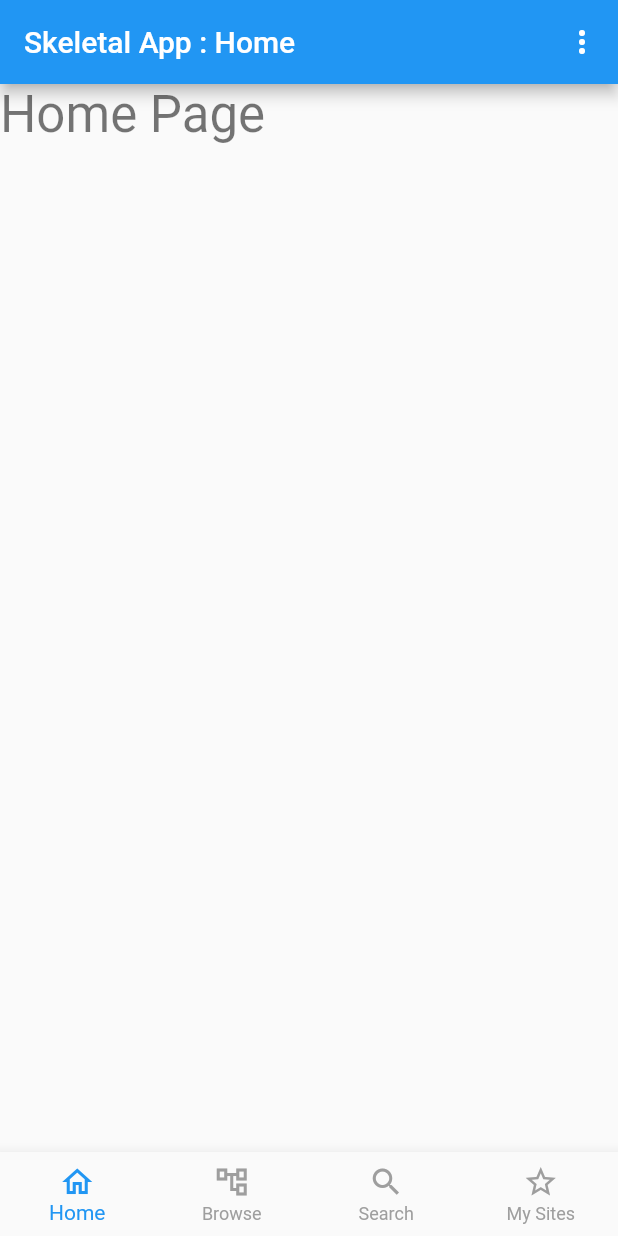
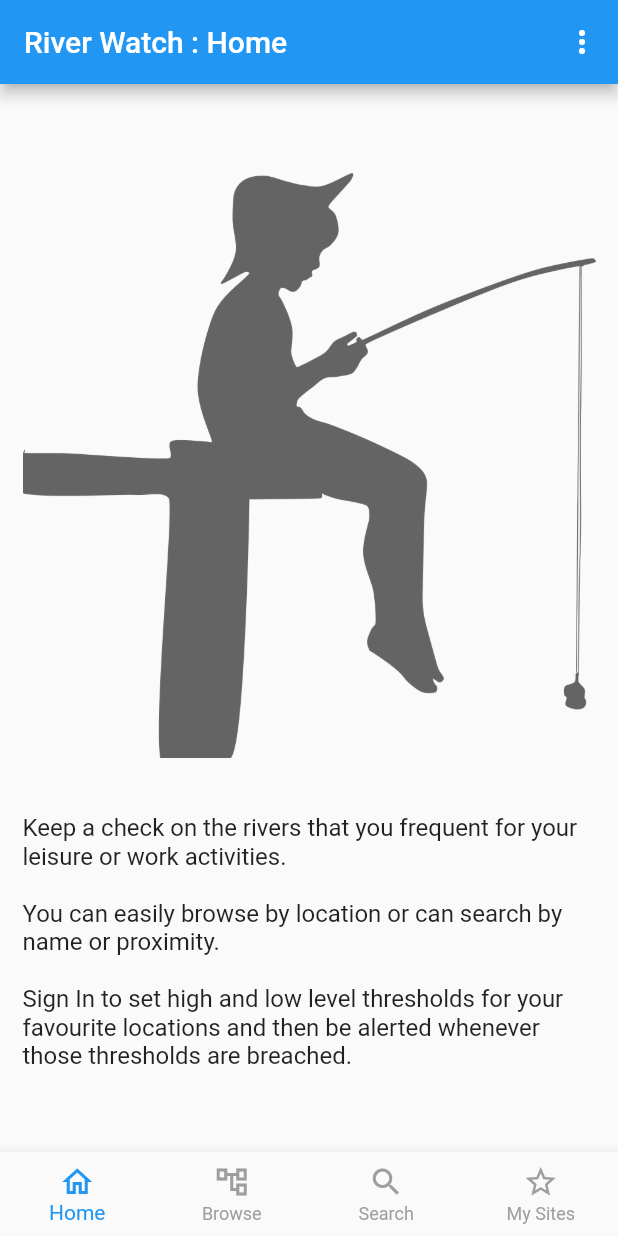
Before and after one commit to stownend/river_watch, a Flutter app: the screen it shows after launch, on a phone screen of 412 x 824 dp. Run offline on Flutter 3.47's test engine with Material 2 defaults, Android fonts, the phone set to English and light mode, and no system bars; drawn by our look-alikes of carousel_slider; our stand-ins replace logger.

Commit message:
Populated home page

```diff
--- a/lib/app/home/about_page.dart
+++ b/lib/app/home/about_page.dart
@@ -17,7 +17,7 @@ class AboutPage extends StatelessWidget {
         child: Column(
           mainAxisAlignment: MainAxisAlignment.center,
           children: <Widget>[
-            Image.asset("${(kDebugMode && kIsWeb)?"":"assets/"}${appSettingsService.appLogo}"),
+            Image.asset("${(kDebugMode && kIsWeb)?"":"assets/"}${appSettingsService.appLogo}", width: 96,),
             const SizedBox(height: 64),
             Text(
               appSettingsService.appName,
@@ -30,7 +30,11 @@ class AboutPage extends StatelessWidget {
             ),
             const SizedBox(height: 32),
             Text(
-              'Available at: ${appSettingsService.appUrl}',
+              'Available at:',
+              style: Theme.of(context).textTheme.titleLarge,
+            ),
+            Text(
+              appSettingsService.appUrl,
               style: Theme.of(context).textTheme.titleLarge,
             ),
           ],
--- a/lib/app/home/home_page.dart
+++ b/lib/app/home/home_page.dart
@@ -1,5 +1,9 @@
+import 'package:flutter/foundation.dart';
 import 'package:flutter/material.dart';
+import 'package:carousel_slider/carousel_slider.dart';
+import 'package:provider/provider.dart';
 
+import '../../services/logging_service.dart';
 import 'my_scaffold.dart';
 
 class HomePage extends StatelessWidget {
@@ -7,14 +11,57 @@ class HomePage extends StatelessWidget {
 
   @override
   Widget build(BuildContext context) {
+    final loggingService = Provider.of<LoggingService>(context, listen: false);
+
+    List<String> carouselImages = [
+      "images/carousel/fishing.png",
+      "images/carousel/boating.png",
+      "images/carousel/camping.png",
+      "images/carousel/canoeing.png",
+      "images/carousel/hiking.png",
+      "images/carousel/sailing.png",
+    ];
+
+    final logger = loggingService.getLogger(this);
+    logger.i("kDebugMode: $kDebugMode");
+    logger.i("kIsWeb    : $kIsWeb");
+    logger.i("Images in ${(kDebugMode && kIsWeb)?"":"assets/"}${carouselImages[0]}");
 
     return MyScaffold(
       navName: "Home",
-      body: Column(
-        children: [
-          Text("Home Page", style: Theme.of(context).textTheme.headlineMedium)
-        ],
-      )
+      body: Center(
+        child: Padding(
+          padding: const EdgeInsets.only(left: 15, right:15),
+          child: Column(
+            mainAxisAlignment: MainAxisAlignment.center,
+            children: <Widget>[
+              CarouselSlider(
+                options: CarouselOptions(
+                  height: 400.0,
+                  enlargeCenterPage: true,
+                  autoPlay: true,
+                  viewportFraction: 1.0
+                ),
+                items: carouselImages.map<Widget>((i) {
+                  return Builder(
+                    builder: (BuildContext context) {
+                      return SizedBox(
+                          width: MediaQuery.of(context).size.width,
+                          child: Opacity(opacity: 0.6, child: Image.asset("${(kDebugMode && kIsWeb)?"":"assets/"}$i",)),
+                      );
+                    },
+                  );
+                }).toList(),
+              ),
+              const SizedBox(height: 32),
+                Text(
+                  'Keep a check on the rivers that you frequent for your leisure or work activities. \n\nYou can easily browse by location or can search by name or proximity. \n\nSign In to set high and low level thresholds for your favourite locations and then be alerted whenever those thresholds are breached.',
+                  style: Theme.of(context).textTheme.titleMedium,
+                ),
+            ],
+          ),
+        )
+      ),
     );
 
   }
--- a/lib/main.dart
+++ b/lib/main.dart
@@ -39,18 +39,18 @@ class MyApp extends StatelessWidget {
       ],
       child: MaterialAppBuilder(builder: (context) {
         final colorService = Provider.of<ColorService>(context, listen: false);
-        final loggingService = Provider.of<LoggingService>(context, listen: false);
+        //final loggingService = Provider.of<LoggingService>(context, listen: false);
 
-        final logger = loggingService.getLogger(this);
-        logger.d("A test debug message");
-        logger.i("A test info message");
-        logger.e("A test error message");
+        //final logger = loggingService.getLogger(this);
+        // logger.d("A test debug message");
+        // logger.i("A test info message");
+        // logger.e("A test error message");
 
-        try {
-          throw Exception("Exceptions own message");
-        } catch (ex, st) {
-          logger.e("A test error message with error", ex, st);
-        }
+        // try {
+        //   throw Exception("Exceptions own message");
+        // } catch (ex, st) {
+        //   logger.e("A test error message with error", ex, st);
+        // }
 
         return MaterialApp(
           theme: ThemeData(primarySwatch: MaterialColor(0xFF2196F3, colorService.colorSwatchShades)),
--- a/lib/services/app_settings_service.dart
+++ b/lib/services/app_settings_service.dart
@@ -2,9 +2,9 @@ import 'package:flutter/material.dart';
 
 class AppSettingsService {
 
-  final String appName = "Skeletal App";
+  final String appName = "River Watch";
   final String author = "Steve Townend";
-  final String appUrl = "https//skeletal.app.com";
+  final String appUrl = "https://smt-flutter-framework.web.app/";
   final String appLogo = "images/icon.png";
 
   // Icon not used at present, prefer appLogo image
--- a/pubspec.yaml
+++ b/pubspec.yaml
@@ -28,6 +28,7 @@ environment:
 # the latest version available on pub.dev. To see which dependencies have newer
 # versions available, run `flutter pub outdated`.
 dependencies:
+  carousel_slider: ^4.2.1
   cupertino_icons: ^1.0.2
   flutter:
     sdk: flutter
@@ -52,6 +53,7 @@ flutter:
   # To add assets to your application, add an assets section, like this:
   assets:
     - assets/images/
+    - assets/images/carousel/
   # An image asset can refer to one or more resolution-specific "variants", see
   # https://flutter.dev/assets-and-images/#resolution-aware
   # For details regarding adding assets from package dependencies, see
```
Also changed, not shown: assets/images/carousel/boating.png (added), assets/images/carousel/camping.png (added), assets/images/carousel/canoeing.png (added), assets/images/carousel/fishing.png (added), assets/images/carousel/hiking.png (added), assets/images/carousel/sailing.png (added), assets/images/icon-full.png (added), assets/images/icon.png, pubspec.lock.
